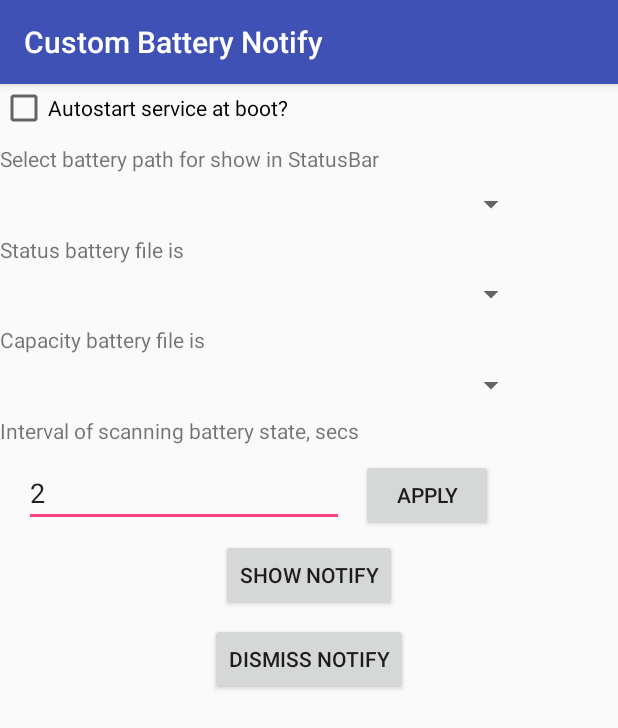
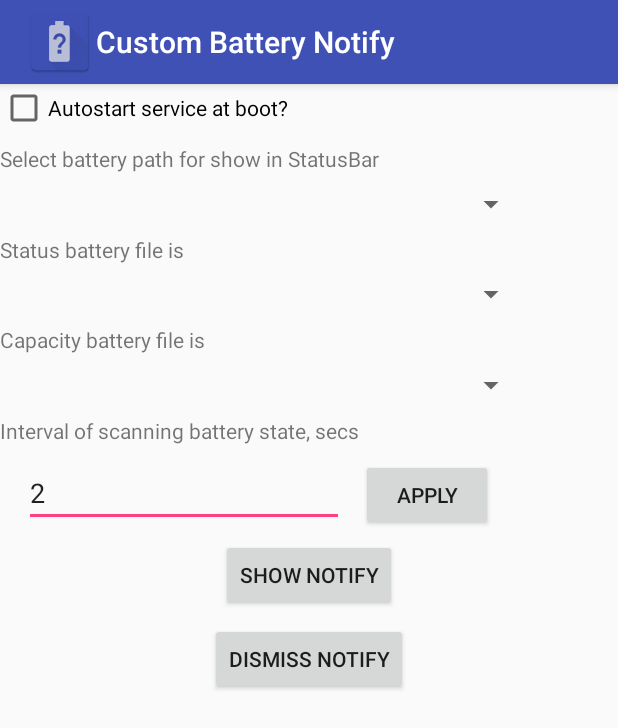
Before and after one commit to olegsvs/ru.olegsvs.custombatterynotification, an Android app: the screen it shows after launch (SettingsActivity), on a phone screen of 412 x 824 dp. Shown: the top 728 px of the screen. Run offline under Robolectric (Android 15) with nearby library versions, the phone set to English and light mode, and no system bars; 3 statements that could not run were skipped.

Commit message:
testing:  add iCOns and show icon on ActionBar

```diff
--- a/app/src/main/java/ru/olegsvs/custombatterynotification/SettingsActivity.java
+++ b/app/src/main/java/ru/olegsvs/custombatterynotification/SettingsActivity.java
@@ -31,6 +31,12 @@ public class SettingsActivity extends AppCompatActivity {
     protected void onCreate(Bundle savedInstanceState) {
         super.onCreate(savedInstanceState);
         setContentView(R.layout.activity_settings);
+        try {
+            getSupportActionBar().setDisplayShowHomeEnabled(true);
+            getSupportActionBar().setIcon(R.mipmap.ic_launcher);
+        } catch (NullPointerException e) {
+            Log.e(TAG, "onCreate: setDisplayShowHomeEnabled " +e.toString());
+        }
 
         sharedPref = getSharedPreferences("Settings", Context.MODE_PRIVATE);
         Log.i(SettingsActivity.TAG, "onCreate:         setupViews();");
```
Also changed, not shown: app/src/main/res/mipmap-hdpi/ic_launcher.png, app/src/main/res/mipmap-hdpi/ic_launcher_round.png, app/src/main/res/mipmap-mdpi/ic_launcher.png, app/src/main/res/mipmap-mdpi/ic_launcher_round.png, app/src/main/res/mipmap-xhdpi/ic_launcher.png, app/src/main/res/mipmap-xhdpi/ic_launcher_round.png, app/src/main/res/mipmap-xxhdpi/ic_launcher.png, app/src/main/res/mipmap-xxhdpi/ic_launcher_round.png, app/src/main/res/mipmap-xxxhdpi/ic_launcher.png, app/src/main/res/mipmap-xxxhdpi/ic_launcher_round.png.
